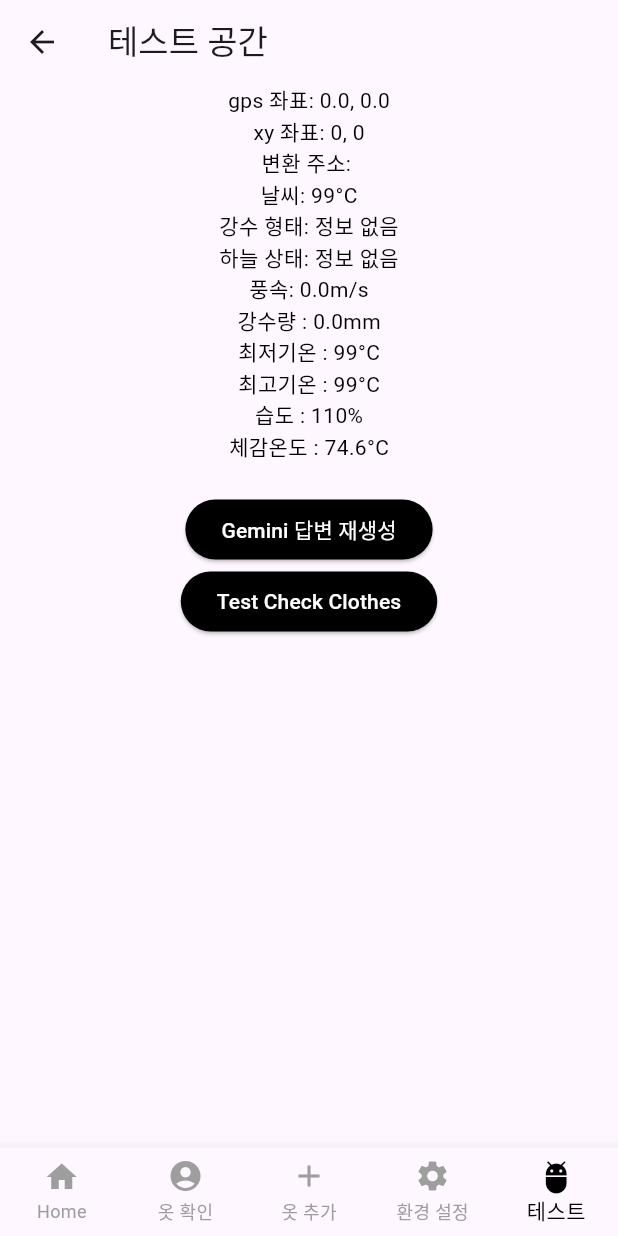
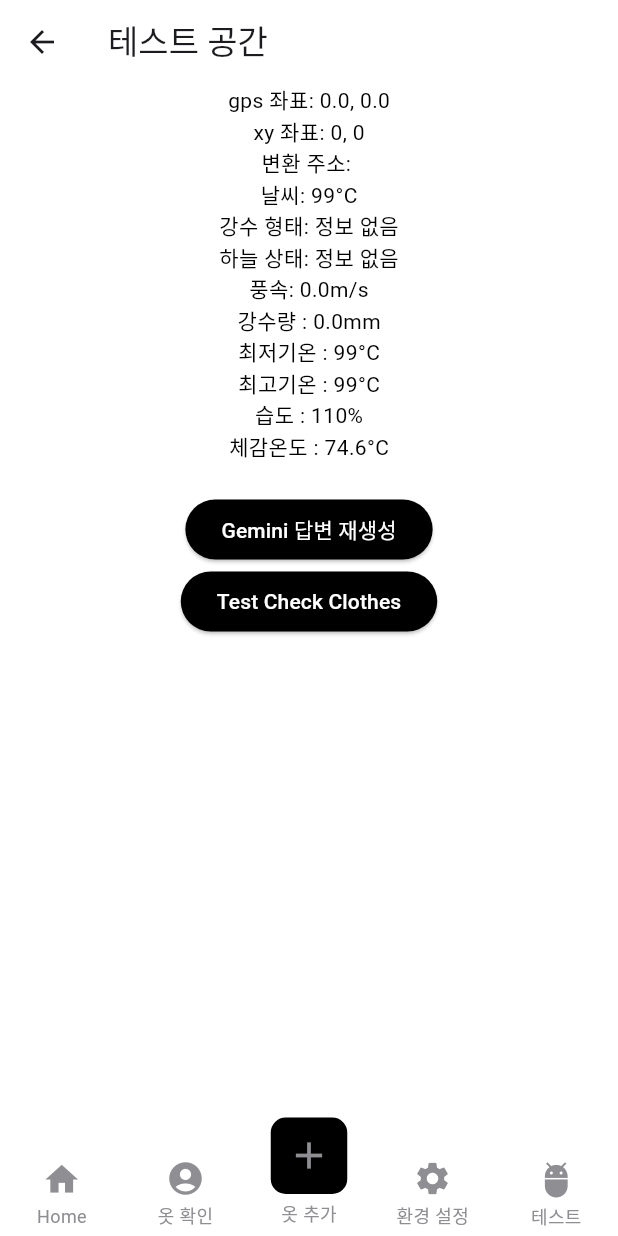
Before and after one commit to Recircle2000/Autolookbook_FE, a Flutter app: the NavView screen opened by its route, item 5 of the bottom bar chosen, after a tap on "Gemini 답변 재생성", on a phone screen of 412 x 824 dp. Run offline on Flutter 3.47's test engine with Material 3 defaults, Android fonts, the phone set to English and light mode, and no system bars; drawn by our look-alikes of persistent_bottom_nav_bar_v2; our stand-ins replace flutter_dotenv, flutter_image_compress, flutter_secure_storage, geolocator, get, google_generative_ai and 3 more; missing offline and left inert: dart:ffi; accounts and stored records are empty; network calls fail; statements that could not run were skipped.

Commit message:
최적화 1. 네비게이션 바 변경

```diff
--- a/lib/app/models/clothes.dart
+++ b/lib/app/models/clothes.dart
@@ -1,11 +1,11 @@
 class Clothes {
-  final int? clothesId; // Made nullable to accommodate auto-increment
+  final int? clothesId;
   final DateTime clothesCreateDate;
   final DateTime clothesLastFitDate;
   final String? clothesCategory;
-  final String clothesImage; // Assuming base64 representation for binary data
+  final String clothesImage; // base64
   final int? clothesCount;
-  final List<String> clothesScore; // Assuming serialized JSON or similar
+  final List<String> clothesScore;
   final String? userId;
   final String? clothesColor;
 
--- a/lib/app/models/weather.dart
+++ b/lib/app/models/weather.dart
@@ -27,7 +27,7 @@ class WeatherData_Nest { // 초단기 실황
   }
 }
 
-class WeatherData_Fest { // 초단기 실황
+class WeatherData_Fest { // 초단기 예보
   final String baseDate;
   final String baseTime;
   final String fcstDate;
--- a/lib/app/viewmodel/clothes/clothes_check_viewmodel.dart
+++ b/lib/app/viewmodel/clothes/clothes_check_viewmodel.dart
@@ -8,6 +8,13 @@ import '../../models/clothes.dart';
 
 class ClothesCheckViewModel extends GetxController {
   var clothesList = <Clothes>[].obs;
+
+
+  @override
+  void onInit() {
+    super.onInit();
+    checkClothes();
+  }
 
   Future<void> checkClothes({String? clotheCategory, int? clotheId}) async {
     var authController = Get.find<AuthViewModel>();
--- a/lib/app/viewmodel/gpt_viewmodel.dart
+++ b/lib/app/viewmodel/gemini_viewmodel.dart
@@ -17,7 +17,7 @@ class GeminiViewModel extends GetxController {
     );
 
     //final prompt = ' 지금 날씨가 $t1h도, 최저 $tmn도, 최고$tmx도, 강수형태는$stpty, 풍속은 $wsd/s, 하늘상태는 $stsky, 습도는 $reh%야. 지금 외출한다면 뭘 입는게 좋을지 두 문장으로 간단하게 브리핑 해줘. 말투는 약간 존댓말로 발랄하게';
-    final prompt = ' 너는 패션 비서야. 지금 날씨가 $t1h도, 체감온도는 $windchill도 야. 강수형태는 $stpty 하늘상태는 $stsky야. 지금 외출한다면 뭘 입는게 좋을지 두 문장으로 브리핑 해줘. 마지막은 !로';
+    final prompt = ' 너는 패션 비서야. 지금 날씨가 $t1h도, 체감온도는 $windchill도 야. 강수형태는 $stpty 하늘상태는 $stsky야. 지금 외출한다면 뭘 입는게 좋을지 간단하게 두 문장으로 브리핑 해줘.';
     final content = [Content.text(prompt)];
     final response = await model.generateContent(content);
 
--- a/lib/app/viewmodel/weather_viewmodel.dart
+++ b/lib/app/viewmodel/weather_viewmodel.dart
@@ -7,7 +7,7 @@ import 'package:get/get.dart';
 import 'package:http/http.dart' as http;
 import '../models/weather.dart';
 import 'package:intl/intl.dart';
-import 'gpt_viewmodel.dart';
+import 'gemini_viewmodel.dart';
 
 class WeatherViewModel extends GetxController {
   LocationViewModel locationViewModel = Get.put(LocationViewModel());
--- a/lib/app/views/check_clothes_view.dart
+++ b/lib/app/views/check_clothes_view.dart
@@ -13,6 +13,7 @@ class CheckClothesView extends StatelessWidget {
     return Scaffold(
       appBar: AppBar(
         title: Text('옷 확인'),
+        scrolledUnderElevation: 0,
         actions: [
           PopupMenuButton<String>(
             onSelected: (String value) async {
--- a/lib/app/views/main_view.dart
+++ b/lib/app/views/main_view.dart
@@ -1,4 +1,4 @@
-import 'package:autolookbook/app/viewmodel/gpt_viewmodel.dart';
+import 'package:autolookbook/app/viewmodel/gemini_viewmodel.dart';
 import 'package:autolookbook/app/viewmodel/location_viewmodel.dart';
 import 'package:autolookbook/app/viewmodel/weather_viewmodel.dart';
 import 'package:flutter/material.dart';
@@ -7,6 +7,7 @@ import 'package:loading_animation_widget/loading_animation_widget.dart';
 import '../utils/weather_conditions.dart';
 import 'package:intl/intl.dart';
 import '../widgets/datedisplayWidget.dart';
+import 'outing_view.dart';
 
 class MainView extends StatelessWidget {
   final LocationViewModel locationViewModel = Get.put(LocationViewModel());
@@ -102,7 +103,7 @@ class MainView extends StatelessWidget {
                               icon: Icon(Icons.exit_to_app), // 밖으로 나가는 아이콘
                               iconSize: 48.0,
                               onPressed: () {
-                                // 버튼이 눌렸을 때 실행할 코드 작성
+                                Get.to(() => OutingView());
                               },
                             ),
                           ),
--- a/lib/app/views/nav_view.dart
+++ b/lib/app/views/nav_view.dart
@@ -1,4 +1,5 @@
 import 'package:flutter/material.dart';
+import 'package:persistent_bottom_nav_bar_v2/persistent_bottom_nav_bar_v2.dart';
 
 import 'settings_view.dart';
 import 'add_clothes_view.dart';
@@ -12,66 +13,57 @@ class NavView extends StatefulWidget {
 }
 
 class _NavViewState extends State<NavView> {
-  int _selectedIndex = 0;
-
-  static List<Widget> _widgetOptions = <Widget>[
-    MainView(),
-    CheckClothesView(),
-    AddClothesView(),
-    SettingsView(),
-    TestView(),
-  ];
-
-  void _onItemTapped(int index) {
-    setState(() {
-      _selectedIndex = index;
-    });
-  }
-
   @override
   Widget build(BuildContext context) {
     return Scaffold(
-      body: Column(
-        mainAxisAlignment: MainAxisAlignment.center,
-        children: [
-          Expanded(
-            child: Center(
-              child: _widgetOptions.elementAt(_selectedIndex),
+      body: PersistentTabView(
+        tabs: [
+          PersistentTabConfig(
+            screen: MainView(),
+            item: ItemConfig(
+              icon: Icon(Icons.home),
+              title: "Home",
+              activeForegroundColor: Colors.black,
+            ),
+          ),
+          PersistentTabConfig(
+            screen: CheckClothesView(),
+            item: ItemConfig(
+              icon: Icon(Icons.account_circle_sharp),
+              title: "옷 확인",
+              activeForegroundColor: Colors.black,
+            ),
+          ),
+          PersistentTabConfig(
+            screen: AddClothesView(),
+            item: ItemConfig(
+              icon: Icon(Icons.add),
+              title: '옷 추가',
+              activeForegroundColor: Colors.black,
+              iconSize: 30,
+            ),
+          ),
+          PersistentTabConfig(
+            screen: SettingsView(),
+            item: ItemConfig(
+              icon: Icon(Icons.settings),
+              title: "환경 설정",
+              activeForegroundColor: Colors.black,
+
+            ),
+          ),
+          PersistentTabConfig(
+            screen: TestView(),
+            item: ItemConfig(
+              icon: Icon(Icons.adb),
+              title: "테스트",
+              activeForegroundColor: Colors.black,
             ),
           ),
         ],
-      ),
-      bottomNavigationBar: BottomNavigationBar(
-        type: BottomNavigationBarType.fixed,
-        // 이 부분을 추가
-        selectedItemColor: Colors.black,
-        // 선택된 아이템의 색상
-        unselectedItemColor: Colors.grey,
-        // 선택되지 않은 아이템의 색상
-        items: const <BottomNavigationBarItem>[
-          BottomNavigationBarItem(
-            icon: Icon(Icons.home),
-            label: 'Home',
-          ),
-          BottomNavigationBarItem(
-            icon: Icon(Icons.account_circle_sharp),
-            label: '옷 확인',
-          ),
-          BottomNavigationBarItem(
-            icon: Icon(Icons.add),
-            label: '옷 추가',
-          ),
-          BottomNavigationBarItem(
-            icon: Icon(Icons.settings),
-            label: '환경 설정',
-          ),
-          BottomNavigationBarItem(
-            icon: Icon(Icons.adb),
-            label: '테스트',
-          ),
-        ],
-        currentIndex: _selectedIndex,
-        onTap: _onItemTapped,
+        navBarBuilder: (navBarConfig) => Style14BottomNavBar(
+          navBarConfig: navBarConfig,
+        ),
       ),
     );
   }
--- /dev/null
+++ b/lib/app/views/nav_view_old.dart
@@ -0,0 +1,78 @@
+import 'package:flutter/material.dart';
+
+import 'settings_view.dart';
+import 'add_clothes_view.dart';
+import 'main_view.dart';
+import 'test_view.dart';
+import 'check_clothes_view.dart';
+
+class NavView extends StatefulWidget {
+  @override
+  _NavViewState createState() => _NavViewState();
+}
+
+class _NavViewState extends State<NavView> {
+  int _selectedIndex = 0;
+
+  static List<Widget> _widgetOptions = <Widget>[
+    MainView(),
+    CheckClothesView(),
+    AddClothesView(),
+    SettingsView(),
+    TestView(),
+  ];
+
+  void _onItemTapped(int index) {
+    setState(() {
+      _selectedIndex = index;
+    });
+  }
+
+  @override
+  Widget build(BuildContext context) {
+    return Scaffold(
+      body: Column(
+        mainAxisAlignment: MainAxisAlignment.center,
+        children: [
+          Expanded(
+            child: Center(
+              child: _widgetOptions.elementAt(_selectedIndex),
+            ),
+          ),
+        ],
+      ),
+      bottomNavigationBar: BottomNavigationBar(
+        type: BottomNavigationBarType.fixed,
+        // 이 부분을 추가
+        selectedItemColor: Colors.black,
+        // 선택된 아이템의 색상
+        unselectedItemColor: Colors.grey,
+        // 선택되지 않은 아이템의 색상
+        items: const <BottomNavigationBarItem>[
+          BottomNavigationBarItem(
+            icon: Icon(Icons.home),
+            label: 'Home',
+          ),
+          BottomNavigationBarItem(
+            icon: Icon(Icons.account_circle_sharp),
+            label: '옷 확인',
+          ),
+          BottomNavigationBarItem(
+            icon: Icon(Icons.add),
+            label: '',
+          ),
+          BottomNavigationBarItem(
+            icon: Icon(Icons.settings),
+            label: '환경 설정',
+          ),
+          BottomNavigationBarItem(
+            icon: Icon(Icons.adb),
+            label: '테스트',
+          ),
+        ],
+        currentIndex: _selectedIndex,
+        onTap: _onItemTapped,
+      ),
+    );
+  }
+}
--- a/lib/app/views/settings_view.dart
+++ b/lib/app/views/settings_view.dart
@@ -18,6 +18,7 @@ class SettingsView extends StatelessWidget {
             Text('환경 설정 페이지'),
             SizedBox(height: 20),
             ElevatedButton(
+
               onPressed: () {
                 authViewModel.logout();
                 Get.offAllNamed('/login');
--- a/lib/app/views/test_view.dart
+++ b/lib/app/views/test_view.dart
@@ -4,7 +4,7 @@ import 'package:autolookbook/app/viewmodel/weather_viewmodel.dart';
 import 'package:flutter/material.dart';
 import 'package:get/get.dart';
 import '../utils/weather_conditions.dart';
-import '../viewmodel/gpt_viewmodel.dart';
+import '../viewmodel/gemini_viewmodel.dart';
 
 class TestView extends StatelessWidget {
   final LocationViewModel locationViewModel = Get.put(LocationViewModel());
--- a/pubspec.yaml
+++ b/pubspec.yaml
@@ -54,6 +54,7 @@ dependencies:
   google_generative_ai: ^0.4.3
   loading_animation_widget: ^1.2.1
   flutter_image_compress: ^1.1.0
+  persistent_bottom_nav_bar_v2: ^5.3.0
 
 
 dev_dependencies:
```
Also changed, not shown: lib/app/viewmodel/clothes/clothes_add_viewmodel.dart (+28 -6 lines), lib/app/views/login_view.dart (+8 -4 lines), lib/app/views/outing_view.dart (added, +23 -0 lines), lib/app/views/register_view.dart (+9 -0 lines), lib/main.dart (+10 -2 lines), pubspec.lock.
